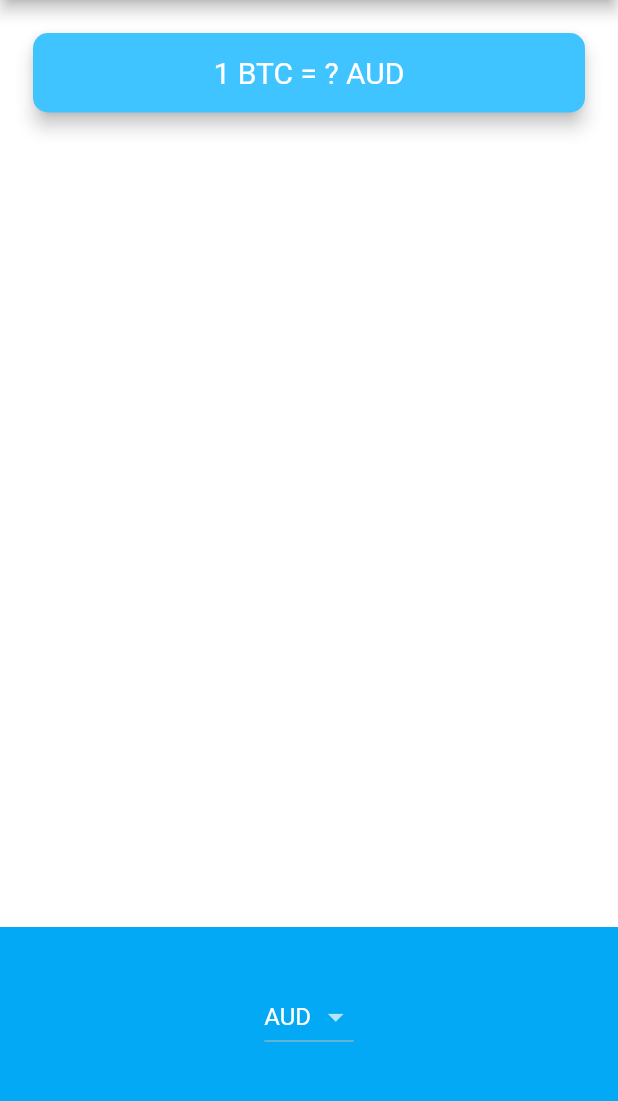
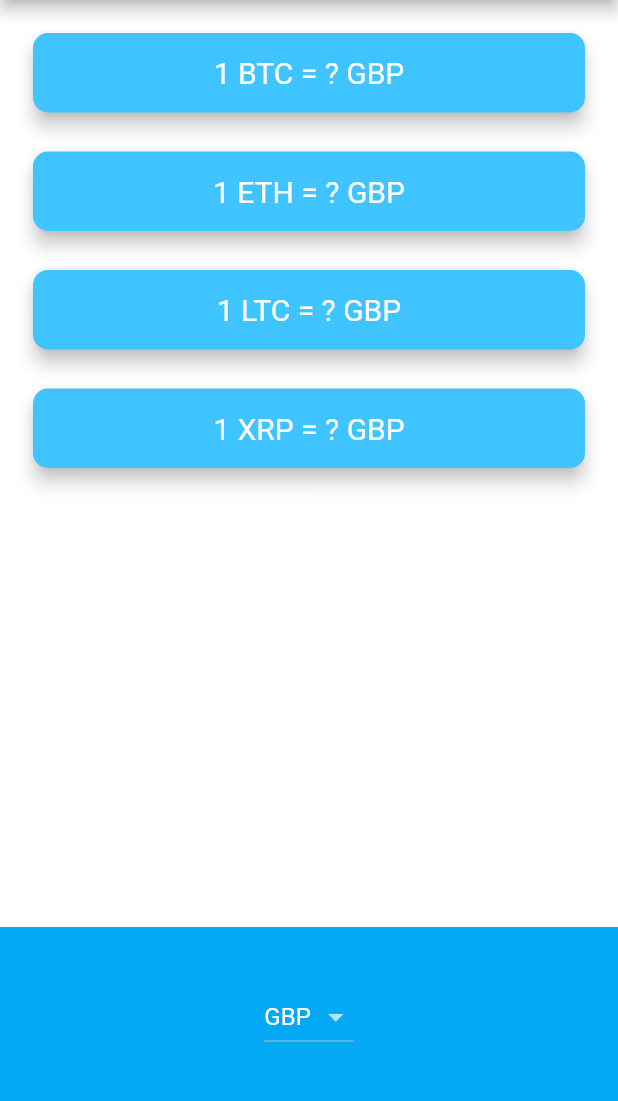
Before and after one commit to louis2again/bitcoin-gold-challenge, a Flutter app: the screen it shows after launch, on a phone screen of 412 x 824 dp, the part 84-1185 px from its top. Run offline on Flutter 3.47's test engine with Material 2 defaults, Android fonts, the phone set to English and light mode, and no system bars; network calls fail.

Commit message:
bitcoin gold challenge cheated again with finla solution but also added XRP into the lookup

```diff
--- a/lib/price_screen.dart
+++ b/lib/price_screen.dart
@@ -9,7 +9,7 @@ class PriceScreen extends StatefulWidget {
 }
 
 class _PriceScreenState extends State<PriceScreen> {
-  String selectedCurrency = 'AUD';
+  String selectedCurrency = 'GBP';
 
   DropdownButton<String> androidDropdown() {
     List<DropdownMenuItem<String>> dropdownItems = [];
@@ -52,16 +52,23 @@ class _PriceScreenState extends State<PriceScreen> {
     );
   }
 
-  String value = '?';
+  //value had to be updated into a Map to store the values of all three cryptocurrencies.
+  Map<String, String> coinValues = {};
+  //TODO 7: Figure out a way of displaying a '?' on screen while we're waiting for the price data to come back. Hint: You'll need a ternary operator.
+  //7: Figure out a way of displaying a '?' on screen while we're waiting for the price data to come back. First we have to create a variable to keep track of when we're waiting on the request to complete.
+  bool isWaiting = false;
 
-  //TODO 7: Figure out a way of displaying a '?' on screen while we're waiting for the price data to come back. Hint: You'll need a ternary operator.
-
-  //TODO 6: Update this method to receive a Map containing the crypto:price key value pairs. Then use that map to update the CryptoCards.
   void getData() async {
+    //7: Second, we set it to true when we initiate the request for prices.
+    isWaiting = true;
     try {
-      double data = await CoinData().getCoinData(selectedCurrency);
+      //TODO 6: Update this method to receive a Map containing the crypto:price key value pairs. Then use that map to update the CryptoCards.
+      //6: Update this method to receive a Map containing the crypto:price key value pairs.
+      var data = await CoinData().getCoinData(selectedCurrency);
+      //7. Third, as soon the above line of code completes, we now have the data and no longer need to wait. So we can set isWaiting to false.
+      isWaiting = false;
       setState(() {
-        value = data.toStringAsFixed(0);
+        coinValues = data;
       });
     } catch (e) {
       print(e);
@@ -75,6 +82,23 @@ class _PriceScreenState extends State<PriceScreen> {
   }
 
   //TODO: For bonus points, create a method that loops through the cryptoList and generates a CryptoCard for each.
+  ////For bonus points, create a method that loops through the cryptoList and generates a CryptoCard for each. Call makeCards() in the build() method instead of the Column with 3 CryptoCards.
+//  Column makeCards() {
+//    List<CryptoCard> cryptoCards = [];
+//    for (String crypto in cryptoList) {
+//      cryptoCards.add(
+//        CryptoCard(
+//          cryptoCurrency: crypto,
+//          selectedCurrency: selectedCurrency,
+//          value: isWaiting ? '?' : coinValues[crypto],
+//        ),
+//      );
+//    }
+//    return Column(
+//      crossAxisAlignment: CrossAxisAlignment.stretch,
+//      children: cryptoCards,
+//    );
+//  }
 
   @override
   Widget build(BuildContext context) {
@@ -86,30 +110,34 @@ class _PriceScreenState extends State<PriceScreen> {
         mainAxisAlignment: MainAxisAlignment.spaceBetween,
         crossAxisAlignment: CrossAxisAlignment.stretch,
         children: <Widget>[
-          //TODO 1: Refactor this Padding Widget into a separate Stateless Widget called CryptoCard, so we can create 3 of them, one for each cryptocurrency.
-          //TODO 2: You'll need to able to pass the selectedCurrency, value and cryptoCurrency to the constructor of this CryptoCard Widget.
           //TODO 3: You'll need to use a Column Widget to contain the three CryptoCards.
-          Padding(
-            padding: EdgeInsets.fromLTRB(18.0, 18.0, 18.0, 0),
-            child: Card(
-              color: Colors.lightBlueAccent,
-              elevation: 5.0,
-              shape: RoundedRectangleBorder(
-                borderRadius: BorderRadius.circular(10.0),
+          Column(
+            crossAxisAlignment: CrossAxisAlignment.stretch,
+            children: <Widget>[
+              CryptoCard(
+                cryptoCurrency: 'BTC',
+                //7. Finally, we use a ternary operator to check if we are waiting and if so, we'll display a '?' otherwise we'll show the actual price data.
+                value: isWaiting ? '?' : coinValues['BTC'],
+                selectedCurrency: selectedCurrency,
               ),
-              child: Padding(
-                padding: EdgeInsets.symmetric(vertical: 15.0, horizontal: 28.0),
-                child: Text(
-                  '1 BTC = $value $selectedCurrency',
-                  textAlign: TextAlign.center,
-                  style: TextStyle(
-                    fontSize: 20.0,
-                    color: Colors.white,
-                  ),
-                ),
+              CryptoCard(
+                cryptoCurrency: 'ETH',
+                value: isWaiting ? '?' : coinValues['ETH'],
+                selectedCurrency: selectedCurrency,
               ),
-            ),
+              CryptoCard(
+                cryptoCurrency: 'LTC',
+                value: isWaiting ? '?' : coinValues['LTC'],
+                selectedCurrency: selectedCurrency,
+              ),
+              CryptoCard(
+                cryptoCurrency: 'XRP',
+                value: isWaiting ? '?' : coinValues['XRP'],
+                selectedCurrency: selectedCurrency,
+              ),
+            ],
           ),
+
           Container(
             height: 150.0,
             alignment: Alignment.center,
@@ -122,3 +150,43 @@ class _PriceScreenState extends State<PriceScreen> {
     );
   }
 }
+
+//TODO 1: Refactor this Padding Widget into a separate Stateless Widget called CryptoCard, so we can create 3 of them, one for each cryptocurrency.
+class CryptoCard extends StatelessWidget {
+  //TODO 2: You'll need to able to pass the selectedCurrency, value and cryptoCurrency to the constructor of this CryptoCard Widget.
+
+  const CryptoCard({
+    this.value,
+    this.selectedCurrency,
+    this.cryptoCurrency,
+  });
+
+  final String value;
+  final String selectedCurrency;
+  final String cryptoCurrency;
+
+  @override
+  Widget build(BuildContext context) {
+    return Padding(
+      padding: EdgeInsets.fromLTRB(18.0, 18.0, 18.0, 0),
+      child: Card(
+        color: Colors.lightBlueAccent,
+        elevation: 5.0,
+        shape: RoundedRectangleBorder(
+          borderRadius: BorderRadius.circular(10.0),
+        ),
+        child: Padding(
+          padding: EdgeInsets.symmetric(vertical: 15.0, horizontal: 28.0),
+          child: Text(
+            '1 $cryptoCurrency = $value $selectedCurrency',
+            textAlign: TextAlign.center,
+            style: TextStyle(
+              fontSize: 20.0,
+              color: Colors.white,
+            ),
+          ),
+        ),
+      ),
+    );
+  }
+}
```
Also changed, not shown: lib/coin_data.dart (+14 -4 lines), pubspec.lock, 2 other files.
